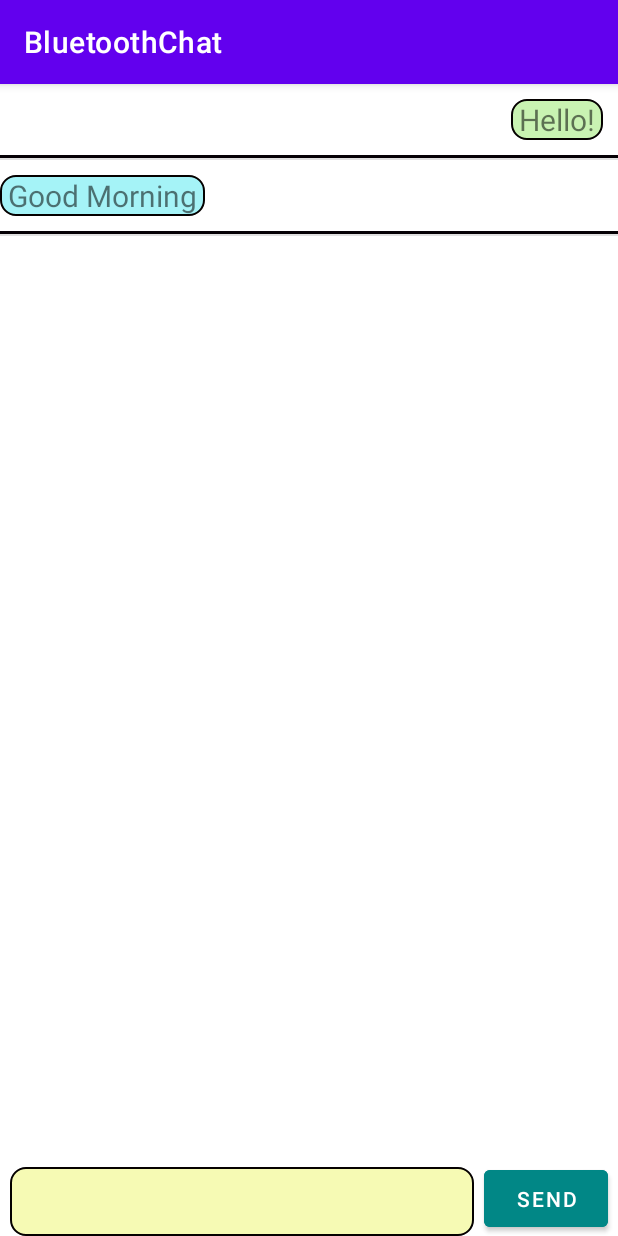
After one commit to shammijojo/BluetoothChat, an Android app: the ChatWindow screen opened directly, with no data from a screen before it, on a phone screen of 412 x 824 dp. The commit adds this screen. Run offline under Robolectric (Android 15) with nearby library versions, the phone set to English and light mode, and no system bars.

Commit message:
chatwindow added

```diff
--- a/app/src/main/AndroidManifest.xml
+++ b/app/src/main/AndroidManifest.xml
@@ -34,7 +34,7 @@
         android:supportsRtl="true"
         android:theme="@style/Theme.BluetoothChat">
         <activity
-            android:name=".activity.ChatWindow"
+            android:name=".ChatWindow"
             android:exported="true" />
         <activity
             android:name=".connection.Connect"
--- /dev/null
+++ b/app/src/main/java/com/example/bluetoothchat/ChatWindow.java
@@ -0,0 +1,58 @@
+package com.example.bluetoothchat;
+
+import android.bluetooth.BluetoothDevice;
+import android.os.Bundle;
+import android.view.View;
+import android.widget.Button;
+import android.widget.EditText;
+import android.widget.ListView;
+
+import androidx.appcompat.app.AppCompatActivity;
+
+import com.example.bluetoothchat.config.Config;
+import com.example.bluetoothchat.message.Message;
+import com.example.bluetoothchat.message.MessageType;
+
+import java.nio.charset.StandardCharsets;
+import java.util.ArrayList;
+import java.util.List;
+
+public class ChatWindow extends AppCompatActivity {
+
+    private static List<Message> list=new ArrayList<>();
+    private static ListView listView;
+    Button send;
+    EditText editText;
+
+    @Override
+    protected void onCreate(Bundle savedInstanceState) {
+        super.onCreate(savedInstanceState);
+        setContentView(R.layout.activity_chat_window);
+
+        send=findViewById(R.id.send);
+        editText=findViewById(R.id.message);
+
+        list.add(new Message("Hello!", MessageType.SENT));
+        list.add(new Message("Good Morning",MessageType.RECEIVED));
+
+        ChatList adapter=new ChatList(ChatWindow.this,list);
+        listView=findViewById(R.id.chatlist);
+        listView.setAdapter(adapter);
+
+        send.setOnClickListener(new View.OnClickListener() {
+            @Override
+            public void onClick(View view) {
+                String msg=editText.getText().toString();
+                Config.getReadWriteThread(Config.socket).write(msg.getBytes(StandardCharsets.UTF_8));
+                editText.setText("");
+            }
+        });
+    }
+
+
+    public static void addMsg(Message message) {
+        list.add(new Message(message.getMessage(),message.getMessageType()));
+        listView.invalidateViews();
+    }
+
+}
--- a/app/src/main/java/com/example/bluetoothchat/MainActivity.java
+++ b/app/src/main/java/com/example/bluetoothchat/MainActivity.java
@@ -15,7 +15,8 @@ import android.widget.AdapterView;
 import android.widget.ListView;
 import android.widget.Toast;
 
-import com.example.bluetoothchat.activity.ChatWindow;
+import com.example.bluetoothchat.ChatWindow;
+import com.example.bluetoothchat.config.Config;
 
 import java.util.ArrayList;
 import java.util.List;
--- a/app/src/main/java/com/example/bluetoothchat/Config.java
+++ b/app/src/main/java/com/example/bluetoothchat/config/Config.java
@@ -1,4 +1,4 @@
-package com.example.bluetoothchat;
+package com.example.bluetoothchat.config;
 
 import android.bluetooth.BluetoothAdapter;
 import android.bluetooth.BluetoothDevice;
--- a/app/src/main/java/com/example/bluetoothchat/connection/AcceptThread.java
+++ b/app/src/main/java/com/example/bluetoothchat/connection/AcceptThread.java
@@ -9,8 +9,8 @@ import android.bluetooth.BluetoothSocket;
 import android.content.Intent;
 import android.util.Log;
 
-import com.example.bluetoothchat.activity.ChatWindow;
-import com.example.bluetoothchat.Config;
+import com.example.bluetoothchat.ChatWindow;
+import com.example.bluetoothchat.config.Config;
 
 import java.io.IOException;
 
--- a/app/src/main/java/com/example/bluetoothchat/connection/Connect.java
+++ b/app/src/main/java/com/example/bluetoothchat/connection/Connect.java
@@ -5,11 +5,10 @@ import androidx.appcompat.app.AppCompatActivity;
 import android.content.Context;
 import android.content.Intent;
 import android.os.Bundle;
-import android.os.Handler;
 import android.view.View;
 import android.widget.Button;
 
-import com.example.bluetoothchat.Config;
+import com.example.bluetoothchat.config.Config;
 import com.example.bluetoothchat.MainActivity;
 import com.example.bluetoothchat.R;
 
--- a/app/src/main/java/com/example/bluetoothchat/connection/ConnectThread.java
+++ b/app/src/main/java/com/example/bluetoothchat/connection/ConnectThread.java
@@ -4,7 +4,7 @@ import android.annotation.SuppressLint;
 import android.bluetooth.BluetoothDevice;
 import android.bluetooth.BluetoothSocket;
 
-import com.example.bluetoothchat.Config;
+import com.example.bluetoothchat.config.Config;
 
 import java.io.IOException;
 
--- a/app/src/main/java/com/example/bluetoothchat/connection/ReadWriteThread.java
+++ b/app/src/main/java/com/example/bluetoothchat/connection/ReadWriteThread.java
@@ -5,9 +5,9 @@ import android.os.Handler;
 import android.os.Looper;
 import android.widget.Toast;
 
-import com.example.bluetoothchat.activity.ChatWindow;
-import com.example.bluetoothchat.Message;
-import com.example.bluetoothchat.MessageType;
+import com.example.bluetoothchat.ChatWindow;
+import com.example.bluetoothchat.message.Message;
+import com.example.bluetoothchat.message.MessageType;
 
 import java.io.IOException;
 import java.io.InputStream;
--- a/app/src/main/java/com/example/bluetoothchat/Message.java
+++ b/app/src/main/java/com/example/bluetoothchat/message/Message.java
@@ -1,4 +1,4 @@
-package com.example.bluetoothchat;
+package com.example.bluetoothchat.message;
 
 public class Message {
 
--- a/app/src/main/java/com/example/bluetoothchat/MessageType.java
+++ b/app/src/main/java/com/example/bluetoothchat/message/MessageType.java
@@ -1,4 +1,4 @@
-package com.example.bluetoothchat;
+package com.example.bluetoothchat.message;
 
 public enum MessageType {
 
```
Also changed, not shown: app/src/main/java/com/example/bluetoothchat/ChatList.java (+4 -3 lines).
